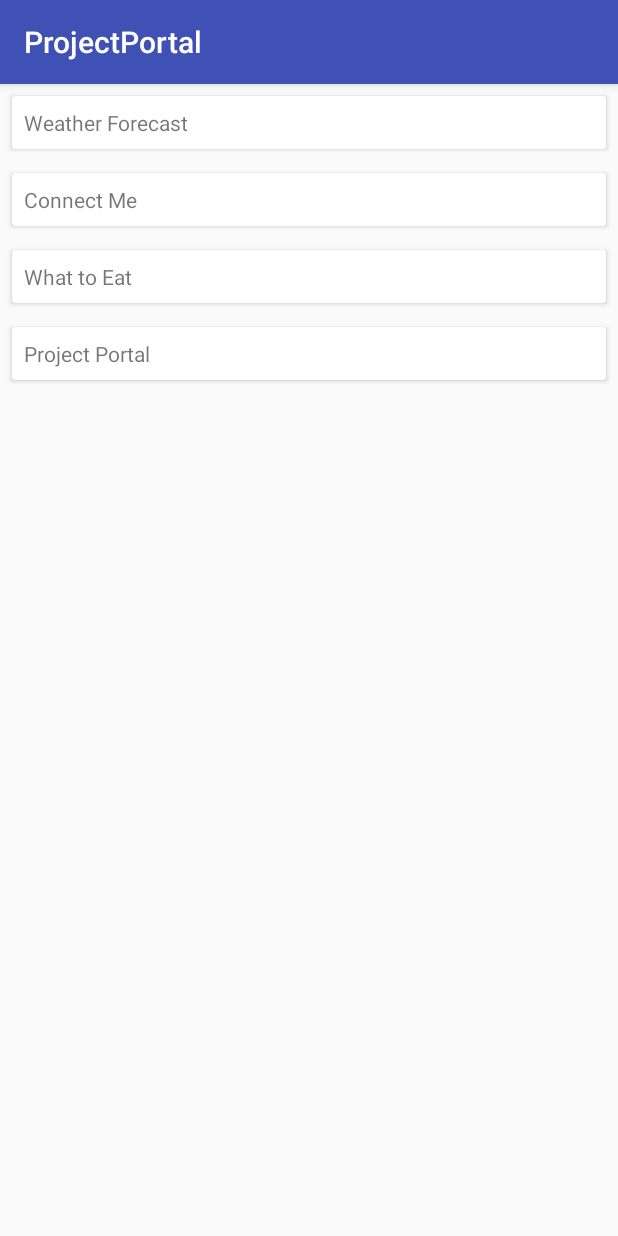
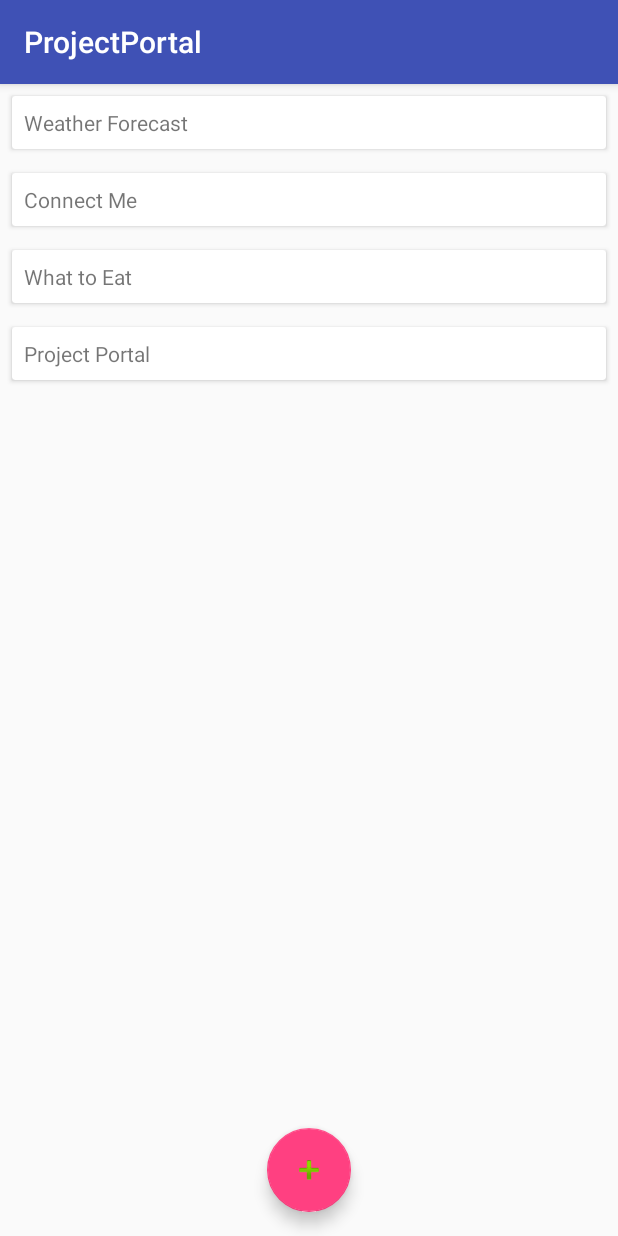
Before and after one commit to CS683/CS683_ProjectPortal, an Android app: the screen it shows after launch (ProjectsListActivity), on a phone screen of 412 x 824 dp. Run offline under Robolectric (Android 15) with nearby library versions, the phone set to English and light mode, and no system bars.

Commit message:
Add an add project screen, use arraylist instead of array for projects

```diff
--- a/app/build.gradle
+++ b/app/build.gradle
@@ -20,6 +20,7 @@ android {
 
 dependencies {
     implementation fileTree(dir: 'libs', include: ['*.jar'])
+    implementation 'com.google.android.material:material:1.2.1'
     testImplementation 'junit:junit:4.12'
 
     implementation 'androidx.appcompat:appcompat:1.0.2'
--- a/app/src/main/java/edu/bu/projectportal/Project.java
+++ b/app/src/main/java/edu/bu/projectportal/Project.java
@@ -3,16 +3,20 @@ package edu.bu.projectportal;
 
 import org.jetbrains.annotations.NotNull;
 
+import java.util.ArrayList;
+import java.util.Arrays;
+import java.util.List;
+
 
 //This is a simple POJO (Pure Old Java Object) model class
 public class Project {
 
-    public final static Project[] projects = {
+    public static List<Project> projects =
+            new ArrayList<Project>(Arrays.asList(
             new Project("Weather Forecast", "Weather Forcast is an app ..."),
             new Project ("Connect Me", "Connect Me is an app ... "),
             new Project("What to Eat", "What to Eat is an app ..."),
-            new Project ("Project Portal", "Project Portal is an app ...")
-    };
+            new Project ("Project Portal", "Project Portal is an app ...")));
 
 
     private String title;
--- a/app/src/main/java/edu/bu/projectportal/ProjectDetailActivity.java
+++ b/app/src/main/java/edu/bu/projectportal/ProjectDetailActivity.java
@@ -48,7 +48,7 @@ public class ProjectDetailActivity extends AppCompatActivity implements EditFrag
         if (projectDetailFragment!= null &&
                 projectDetailFragment.isVisible()) {
             int id = projectDetailFragment.getProjectId();
-            projectDetailFragment.setProject((id + 1) % Project.projects.length);
+            projectDetailFragment.setProject((id + 1) % Project.projects.size());
         }
     }
 
--- a/app/src/main/java/edu/bu/projectportal/ProjectListAdapter.java
+++ b/app/src/main/java/edu/bu/projectportal/ProjectListAdapter.java
@@ -11,19 +11,21 @@ import androidx.recyclerview.widget.RecyclerView;
 
 import org.jetbrains.annotations.NotNull;
 
+import java.util.List;
+
 public class ProjectListAdapter extends RecyclerView.Adapter<ProjectListAdapter.ProjectListViewHolder>{
-    private Project[] projects;
+    private List<Project> projects;
     private Listener listener;
 
     interface Listener {
         void onItemClick(int position);
     }
 
-    public ProjectListAdapter(Project[] projects){this.projects = projects;}
+    public ProjectListAdapter(List<Project> projects){this.projects = projects;}
 
     @Override
     public int getItemCount() {
-        return projects.length;
+        return projects.size();
     }
 
     @NotNull
@@ -37,7 +39,7 @@ public class ProjectListAdapter extends RecyclerView.Adapter<ProjectListAdapter.
 
     @Override
     public void onBindViewHolder(ProjectListViewHolder viewHolder, final int position){
-        viewHolder.projTitleView.setText(projects[position].getTitle());
+        viewHolder.projTitleView.setText(projects.get(position).getTitle());
         // set the click listener
         viewHolder.cardView.setOnClickListener(new View.OnClickListener() {
             @Override
--- a/app/src/main/java/edu/bu/projectportal/ProjectsListActivity.java
+++ b/app/src/main/java/edu/bu/projectportal/ProjectsListActivity.java
@@ -5,10 +5,13 @@ import android.content.Context;
 import android.content.Intent;
 import android.content.SharedPreferences;
 import android.os.Bundle;
+import android.view.View;
 import android.widget.TextView;
 import androidx.appcompat.app.AppCompatActivity;
 import androidx.fragment.app.FragmentManager;
 import androidx.fragment.app.FragmentTransaction;
+
+import com.google.android.material.floatingactionbutton.FloatingActionButton;
 
 import org.w3c.dom.Text;
 
@@ -21,7 +24,18 @@ public class ProjectsListActivity extends AppCompatActivity
     @Override
     protected void onCreate(Bundle savedInstanceState) {
         super.onCreate(savedInstanceState);
-        setContentView(R.layout.activity_projects_list);
+        setContentView(R.layout.activity_project_main);
+
+        // added a floating action button to add a new project
+        FloatingActionButton fab = findViewById(R.id.fab);
+        fab.setOnClickListener(new View.OnClickListener() {
+            @Override
+            public void onClick(View view) {
+                Intent intent = new Intent(view.getContext(), AddProjectActivity.class);
+                startActivity(intent);
+            }
+        });
+
 
         // This case is for the wider screen, where detail fragment and
         // list fragment are on the same screen side by side.
--- /dev/null
+++ b/app/src/main/res/layout/activity_project_main.xml
@@ -0,0 +1,26 @@
+<?xml version="1.0" encoding="utf-8"?>
+<androidx.coordinatorlayout.widget.CoordinatorLayout xmlns:android="http://schemas.android.com/apk/res/android"
+    xmlns:app="http://schemas.android.com/apk/res-auto"
+    xmlns:tools="http://schemas.android.com/tools"
+    android:layout_width="match_parent"
+    android:layout_height="match_parent"
+    tools:context=".ProjectsListActivity">
+
+    <com.google.android.material.appbar.AppBarLayout
+        android:layout_width="match_parent"
+        android:layout_height="wrap_content"
+        android:theme="@style/AppTheme.AppBarOverlay"
+        tools:ignore="MissingClass">
+
+    </com.google.android.material.appbar.AppBarLayout>
+
+    <com.google.android.material.floatingactionbutton.FloatingActionButton
+        android:id="@+id/fab"
+        android:layout_width="wrap_content"
+        android:layout_height="wrap_content"
+        android:layout_gravity="bottom|center"
+        android:layout_margin="@dimen/fab_margin"
+        app:srcCompat="@android:drawable/ic_input_add" />
+
+    <include layout="@layout/activity_projects_list" />
+</androidx.coordinatorlayout.widget.CoordinatorLayout>
--- a/app/src/main/res/values/dimens.xml
+++ b/app/src/main/res/values/dimens.xml
@@ -1,4 +1,5 @@
 <?xml version="1.0" encoding="utf-8"?>
 <resources>
     <dimen name="text_margin">16dp</dimen>
+    <dimen name="fab_margin">16dp</dimen>
 </resources>
--- a/app/src/main/res/values/strings.xml
+++ b/app/src/main/res/values/strings.xml
@@ -11,4 +11,10 @@
         <item>Project Portal</item>
     </string-array>
 
+    <string name="submit">Submit</string>
+    <string name="cancel">Cancel</string>
+    <string name="delete">Delete</string>
+    <string name="add_project">add project</string>
+
+
 </resources>
--- a/app/src/main/res/values/styles.xml
+++ b/app/src/main/res/values/styles.xml
@@ -8,4 +8,9 @@
         <item name="colorAccent">@color/colorAccent</item>
     </style>
 
+
+    <style name="AppTheme.AppBarOverlay" parent="ThemeOverlay.AppCompat.Dark.ActionBar" />
+
+    <style name="AppTheme.PopupOverlay" parent="ThemeOverlay.AppCompat.Light" />
+
 </resources>
```
Also changed, not shown: app/src/main/AndroidManifest.xml (+4 -4 lines), app/src/main/java/edu/bu/projectportal/AddProjectActivity.java (added, +51 -0 lines), app/src/main/java/edu/bu/projectportal/ProjectDetailFragment.java (+6 -5 lines), app/src/main/java/edu/bu/projectportal/ProjectEditFragment.java (+4 -4 lines), app/src/main/res/layout/activity_add_project.xml (added, +104 -0 lines).
